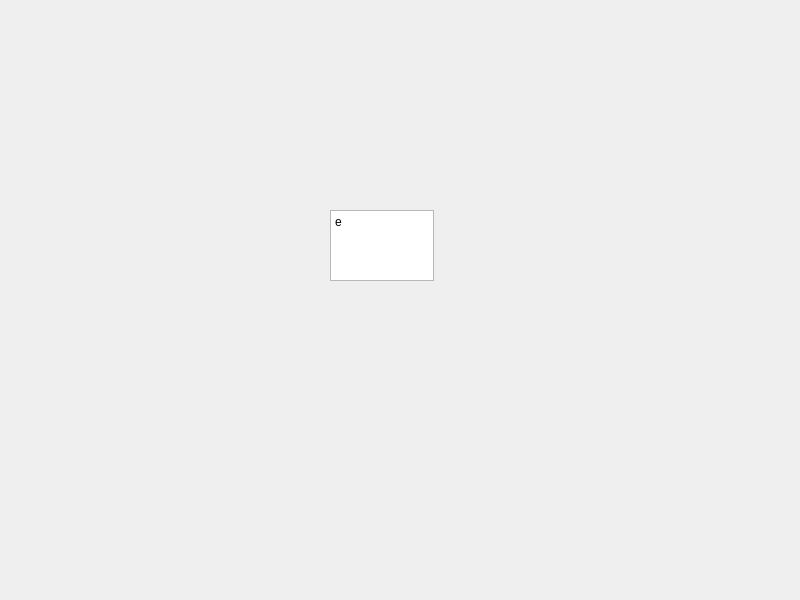
Before: the Qt Designer form midtermai.ui in kihochalong/MidTermAI, drawn with Qt 5.
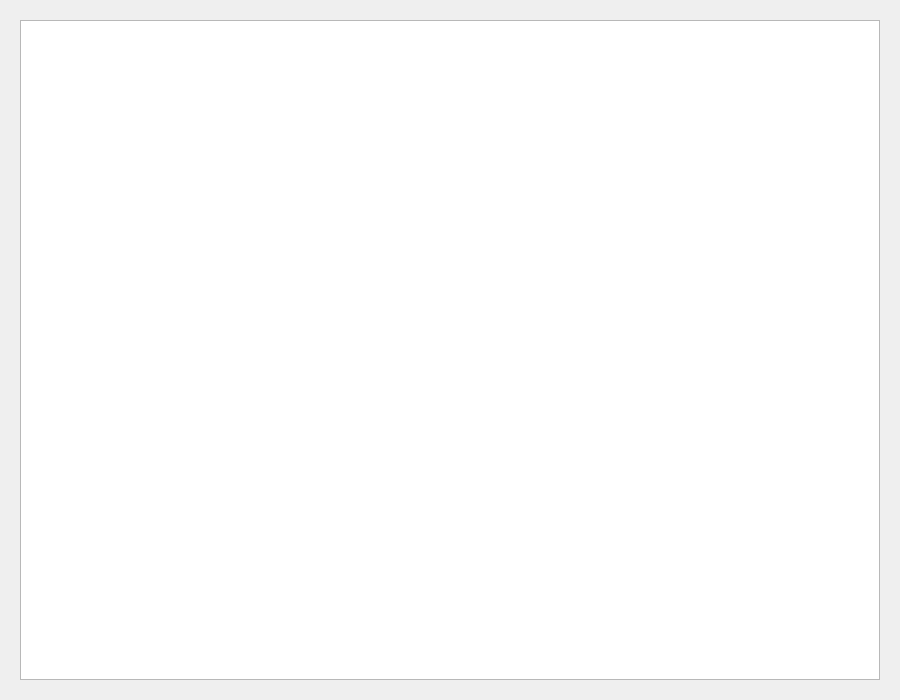
After: the same form once the commit is applied.

Commit message: Optimize display, size, quantity, and layout

The edit to the form file:
```diff
--- a/midtermai.ui
+++ b/midtermai.ui
@@ -6,20 +6,26 @@
    <rect>
     <x>0</x>
     <y>0</y>
-    <width>800</width>
-    <height>600</height>
+    <width>900</width>
+    <height>700</height>
    </rect>
   </property>
+  <property name="minimumSize">
+   <size>
+    <width>600</width>
+    <height>400</height>
+   </size>
+  </property>
   <property name="windowTitle">
    <string>MidTermAI</string>
   </property>
   <widget class="QTextEdit" name="textEdit">
    <property name="geometry">
     <rect>
-     <x>330</x>
-     <y>210</y>
-     <width>104</width>
-     <height>71</height>
+     <x>20</x>
+     <y>20</y>
+     <width>860</width>
+     <height>660</height>
     </rect>
    </property>
    <property name="html">
@@ -30,7 +36,7 @@
 li.unchecked::marker { content: &quot;\2610&quot;; }
 li.checked::marker { content: &quot;\2612&quot;; }
 &lt;/style&gt;&lt;/head&gt;&lt;body style=&quot; font-family:'Microsoft JhengHei UI'; font-size:9pt; font-weight:400; font-style:normal;&quot;&gt;
-&lt;p style=&quot; margin-top:0px; margin-bottom:0px; margin-left:0px; margin-right:0px; -qt-block-indent:0; text-indent:0px;&quot;&gt;e&lt;/p&gt;&lt;/body&gt;&lt;/html&gt;</string>
+&lt;p style=&quot; margin-top:0px; margin-bottom:0px; margin-left:0px; margin-right:0px; -qt-block-indent:0; text-indent:0px;&quot;&gt;&lt;/p&gt;&lt;/body&gt;&lt;/html&gt;</string>
    </property>
   </widget>
  </widget>
```
The commit also changes 1 other file.
